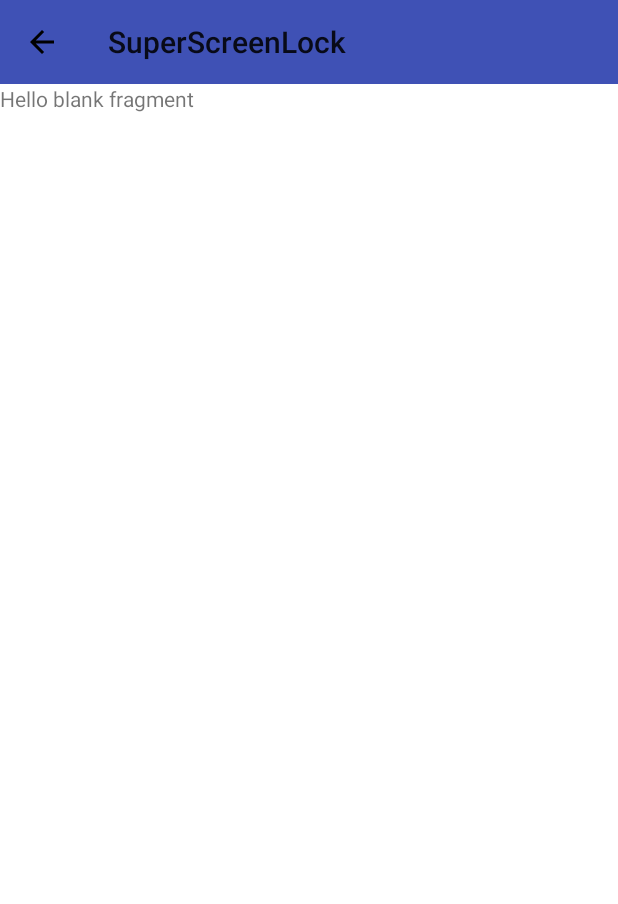
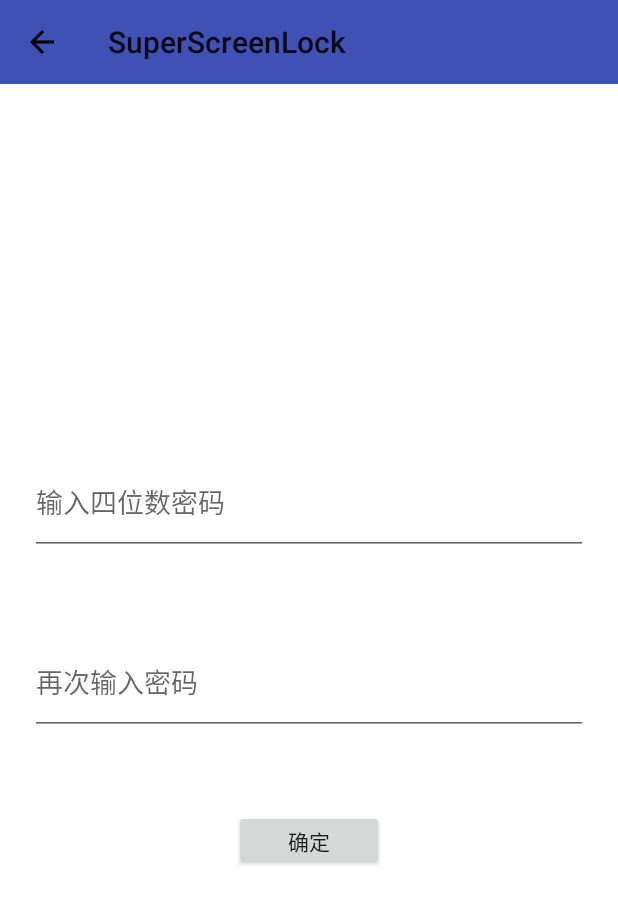
Before and after one commit to GSIL-Monitor/SuperScreenLock, an Android app: the fragment DetailEditPasswordFragment placed in its activity, on a phone screen of 412 x 824 dp. Shown: the top 904 px of the screen. Run offline under Robolectric (Android 15) with nearby library versions, the phone set to English and light mode, and no system bars; 1 statement that could not run was skipped.

Commit message:
完成密码解锁设置

```diff
--- a/app/src/main/java/com/hzp/superscreenlock/fragment/DetailEditPasswordFragment.java
+++ b/app/src/main/java/com/hzp/superscreenlock/fragment/DetailEditPasswordFragment.java
@@ -6,14 +6,23 @@ import android.support.v4.app.Fragment;
 import android.view.LayoutInflater;
 import android.view.View;
 import android.view.ViewGroup;
+import android.widget.Button;
+import android.widget.EditText;
+import android.widget.Toast;
 
 import com.hzp.superscreenlock.R;
+import com.hzp.superscreenlock.utils.LogUtil;
+import com.hzp.superscreenlock.utils.PreferencesUtil;
+import com.hzp.superscreenlock.utils.SystemUtil;
 
 /**
  * A simple {@link Fragment} subclass.
  */
-public class DetailEditPasswordFragment extends Fragment {
+public class DetailEditPasswordFragment extends Fragment implements View.OnClickListener {
 
+    private static final String TAG = DetailEditPasswordFragment.class.getSimpleName();
+    private EditText password1,password2;
+    private Button okButton;
 
     public DetailEditPasswordFragment() {
         // Required empty public constructor
@@ -23,8 +32,30 @@ public class DetailEditPasswordFragment extends Fragment {
     @Override
     public View onCreateView(LayoutInflater inflater, ViewGroup container,
                              Bundle savedInstanceState) {
-        // Inflate the layout for this fragment
-        return inflater.inflate(R.layout.fragment_detail_edit_password, container, false);
+        View view = inflater.inflate(R.layout.fragment_detail_edit_password, container, false);
+
+        password1 = (EditText) view.findViewById(R.id.password_edit_first);
+        password2 = (EditText) view.findViewById(R.id.password_edit_second);
+        okButton = (Button) view.findViewById(R.id.password_edit_ok);
+
+        okButton.setOnClickListener(this);
+
+        return view;
     }
 
+    @Override
+    public void onClick(View v) {
+        String p1 = password1.getText().toString();
+        String p2 = password2.getText().toString();
+        if(!p1.equals(p2)){
+            password1.setText("");
+            password2.setText("");
+            Toast.makeText(getContext(),"两次输入的密码不一致",Toast.LENGTH_SHORT).show();
+        }else{
+            String e = SystemUtil.encryptString(p1);
+            PreferencesUtil.putString(getContext(),PreferencesUtil.KEY_ENV_PASSWORD,e);
+            LogUtil.i(TAG,"Put temp password item{"+ e + " }");
+            getActivity().finish();
+        }
+    }
 }
--- a/app/src/main/java/com/hzp/superscreenlock/fragment/EnvEditFragment.java
+++ b/app/src/main/java/com/hzp/superscreenlock/fragment/EnvEditFragment.java
@@ -91,6 +91,7 @@ public class EnvEditFragment extends PreferenceFragment
                 .remove(PreferencesUtil.KEY_ENV_WIFI_SSID)
                 .remove(PreferencesUtil.KEY_ENV_LOCATION_LONGITUDE)
                 .remove(PreferencesUtil.KEY_ENV_LOCATION_LATITUDE)
+                .remove(PreferencesUtil.KEY_ENV_PASSWORD)
                 .apply();
     }
 
--- a/app/src/main/java/com/hzp/superscreenlock/utils/PreferencesUtil.java
+++ b/app/src/main/java/com/hzp/superscreenlock/utils/PreferencesUtil.java
@@ -17,6 +17,7 @@ public class PreferencesUtil {
     public static final String KEY_ENV_WIFI_SSID = "KEY_ENV_WIFI_SSID";
     public static final String KEY_ENV_LOCATION_LONGITUDE = "KEY_ENV_LOCATION_LONGITUDE";
     public static final String KEY_ENV_LOCATION_LATITUDE = "KEY_ENV_LOCATION_LATITUDE";
+    public static final String KEY_ENV_PASSWORD = "KEY_ENV_PASSWORD";
 
     public static SharedPreferences getDefaultSharePreferences(Context context) {
         return context.getSharedPreferences(AppConstant.DEFAULT_SHAREPREFERENCES, Context.MODE_PRIVATE);
--- a/app/src/main/res/layout/fragment_detail_edit_password.xml
+++ b/app/src/main/res/layout/fragment_detail_edit_password.xml
@@ -1,13 +1,34 @@
-<FrameLayout xmlns:android="http://schemas.android.com/apk/res/android"
+<LinearLayout xmlns:android="http://schemas.android.com/apk/res/android"
     xmlns:tools="http://schemas.android.com/tools"
     android:layout_width="match_parent"
     android:layout_height="match_parent"
+    android:orientation="vertical"
+    android:gravity="center"
+    android:padding="20dp"
     tools:context=".fragment.DetailEditPasswordFragment">
 
-    <!-- TODO: Update blank fragment layout -->
-    <TextView
+    <EditText
         android:layout_width="match_parent"
-        android:layout_height="match_parent"
-        android:text="@string/hello_blank_fragment" />
+        android:layout_height="70dp"
+        android:inputType="numberPassword"
+        android:id="@+id/password_edit_first"
+        android:maxLength="4"
+        android:hint="输入四位数密码"/>
 
-</FrameLayout>
+    <EditText
+        android:layout_width="match_parent"
+        android:layout_height="70dp"
+        android:layout_marginTop="50dp"
+        android:inputType="numberPassword"
+        android:id="@+id/password_edit_second"
+        android:maxLength="4"
+        android:hint="再次输入密码"/>
+
+    <Button
+        android:layout_width="100dp"
+        android:layout_height="40dp"
+        android:layout_marginTop="50dp"
+        android:id="@+id/password_edit_ok"
+        android:text="确定" />
+
+</LinearLayout>
```
Also changed, not shown: app/src/main/java/com/hzp/superscreenlock/locker/LockManager.java (+34 -1 lines), app/src/main/java/com/hzp/superscreenlock/utils/SystemUtil.java (+18 -15 lines).
